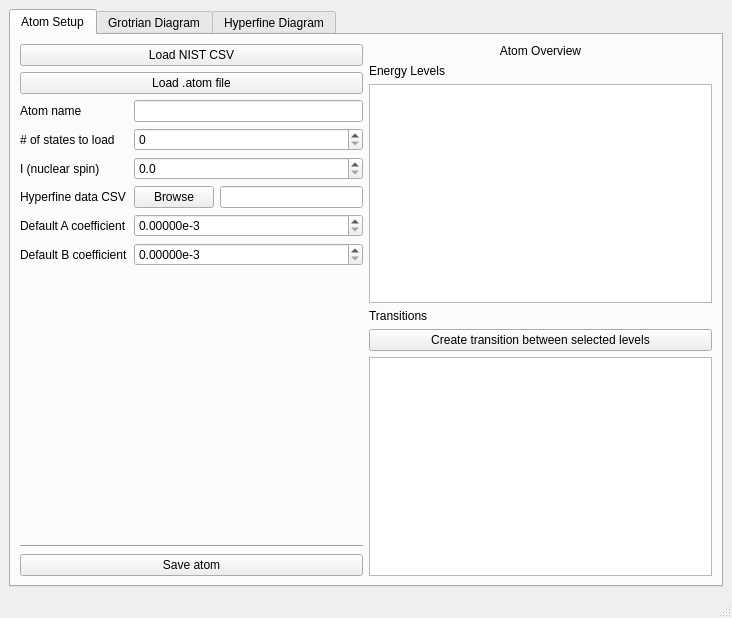
thomasdellaert/Atom_Lines_Tool, file ui/mainwindow.ui: the form before one commit.
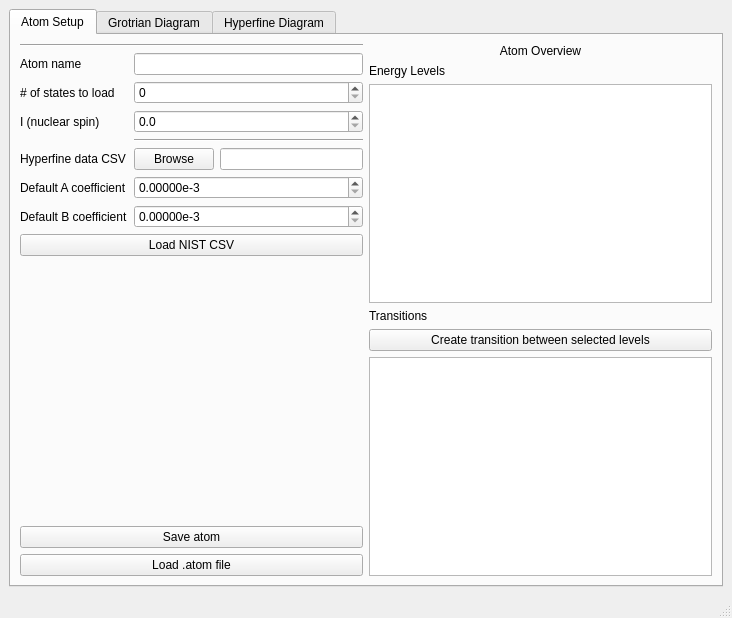
The form after the commit.

Commit message: loading a .atom file now updates the relevant fields in the ui

```diff
--- a/ui/mainwindow.ui
+++ b/ui/mainwindow.ui
@@ -33,16 +33,9 @@
           <item>
            <layout class="QVBoxLayout" name="verticalLayout">
             <item>
-             <widget class="QPushButton" name="loadNISTCSVButton">
-              <property name="text">
-               <string>Load NIST CSV</string>
-              </property>
-             </widget>
-            </item>
-            <item>
-             <widget class="QPushButton" name="loadAtomButton">
-              <property name="text">
-               <string>Load .atom file</string>
+             <widget class="Line" name="line">
+              <property name="orientation">
+               <enum>Qt::Horizontal</enum>
               </property>
              </widget>
             </item>
@@ -99,14 +92,14 @@
                 </property>
                </widget>
               </item>
-              <item row="3" column="0">
+              <item row="4" column="0">
                <widget class="QLabel" name="label_hfCSV">
                 <property name="text">
                  <string>Hyperfine data CSV</string>
                 </property>
                </widget>
               </item>
-              <item row="3" column="1">
+              <item row="4" column="1">
                <layout class="QHBoxLayout" name="horizontalLayout_3">
                 <item>
                  <widget class="QPushButton" name="browseCSVButton">
@@ -120,31 +113,31 @@
                 </item>
                </layout>
               </item>
-              <item row="4" column="0">
+              <item row="5" column="0">
                <widget class="QLabel" name="label_DefaultA">
                 <property name="text">
                  <string>Default A coefficient</string>
                 </property>
                </widget>
               </item>
-              <item row="5" column="0">
+              <item row="6" column="0">
                <widget class="QLabel" name="label_DefaultB">
                 <property name="text">
                  <string>Default B coefficient</string>
                 </property>
                </widget>
               </item>
-              <item row="4" column="1">
-               <widget class="QDoubleSpinBox" name="spinBoxDefaultA">
-                <property name="suffix">
-                 <string>e-3</string>
-                </property>
-                <property name="decimals">
-                 <number>5</number>
-                </property>
-               </widget>
-              </item>
               <item row="5" column="1">
+               <widget class="QDoubleSpinBox" name="spinBoxDefaultA">
+                <property name="suffix">
+                 <string>e-3</string>
+                </property>
+                <property name="decimals">
+                 <number>5</number>
+                </property>
+               </widget>
+              </item>
+              <item row="6" column="1">
                <widget class="QDoubleSpinBox" name="spinBoxDefaultB">
                 <property name="suffix">
                  <string>e-3</string>
@@ -154,14 +147,34 @@
                 </property>
                </widget>
               </item>
+              <item row="3" column="1">
+               <widget class="Line" name="line_2">
+                <property name="orientation">
+                 <enum>Qt::Horizontal</enum>
+                </property>
+               </widget>
+              </item>
+              <item row="7" column="0" colspan="2">
+               <widget class="QPushButton" name="loadNISTCSVButton">
+                <property name="text">
+                 <string>Load NIST CSV</string>
+                </property>
+               </widget>
+              </item>
              </layout>
             </item>
             <item>
-             <widget class="Line" name="line">
+             <spacer name="verticalSpacer_2">
               <property name="orientation">
-               <enum>Qt::Horizontal</enum>
+               <enum>Qt::Vertical</enum>
               </property>
-             </widget>
+              <property name="sizeHint" stdset="0">
+               <size>
+                <width>20</width>
+                <height>40</height>
+               </size>
+              </property>
+             </spacer>
             </item>
             <item>
              <widget class="QPushButton" name="saveButton">
@@ -173,6 +186,13 @@
               </property>
              </widget>
             </item>
+            <item>
+             <widget class="QPushButton" name="loadAtomButton">
+              <property name="text">
+               <string>Load .atom file</string>
+              </property>
+             </widget>
+            </item>
            </layout>
           </item>
          </layout>
```
Left out of the diff: 9 changed lines with no effect on the pictures. The commit also changes 7 other files.
